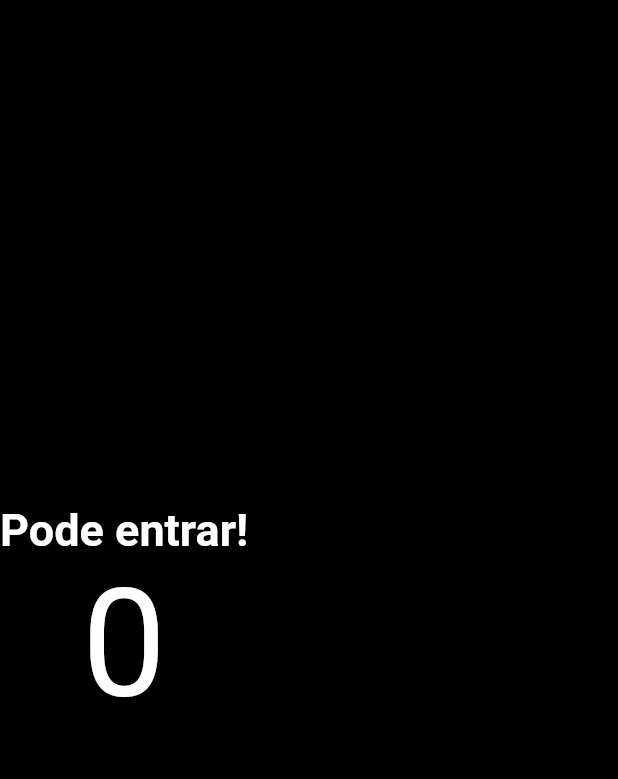
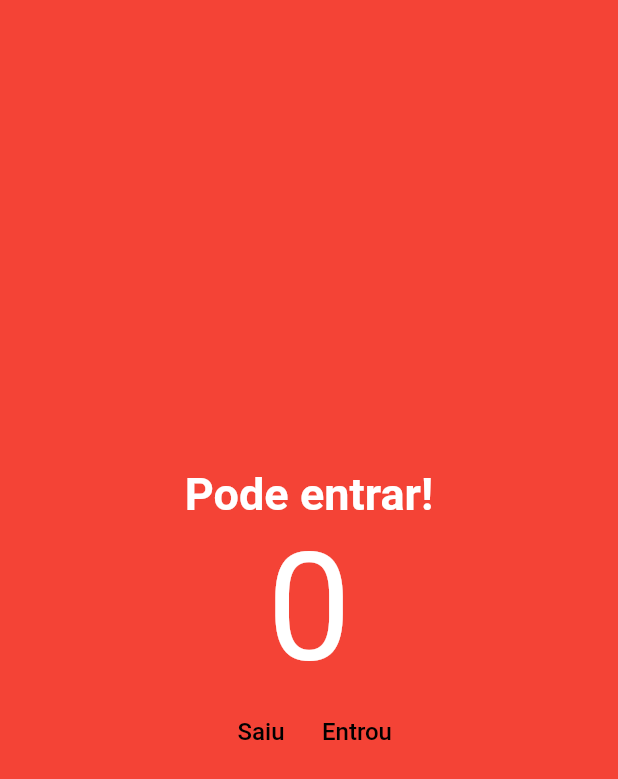
Before and after one commit to fabiof2x/contador-pessoas, a Flutter app: the screen it shows after launch, on a phone screen of 412 x 824 dp. Shown: the top 779 px of the screen. Run offline on Flutter 3.47's test engine with Material 2 defaults, Android fonts, the phone set to English and light mode, and no system bars.

Commit message:
Botão, Linha

```diff
--- a/lib/main.dart
+++ b/lib/main.dart
@@ -18,14 +18,22 @@ class MyApp extends StatelessWidget {
 class HomePage extends StatelessWidget {
   const HomePage({Key? key}) : super(key: key);
 
+  void decrement() {
+    print('Decrement');
+  }
+
+  void increment() {
+    print('Increment');
+  }
+
   @override
   Widget build(BuildContext context) {
     return Scaffold(
-      backgroundColor: Colors.black,
+      backgroundColor: Colors.red,
       body: Column(
         mainAxisAlignment: MainAxisAlignment.center,
-        children: const [
-          Text(
+        children: [
+          const Text(
             'Pode entrar!',
             style: TextStyle(
               fontSize: 30,
@@ -33,13 +41,38 @@ class HomePage extends StatelessWidget {
               fontWeight: FontWeight.w700,
             ),
           ),
-          Text(
+          const Text(
             '0',
             style: TextStyle(
               fontSize: 100,
               color: Colors.white,
             ),
           ),
+          Row(
+            mainAxisAlignment: MainAxisAlignment.center,
+            children: [
+              TextButton(
+                onPressed: decrement,
+                child: Text(
+                  'Saiu',
+                  style: TextStyle(
+                    color: Colors.black,
+                    fontSize: 16,
+                  ),
+                ),
+              ),
+              TextButton(
+                onPressed: increment,
+                child: Text(
+                  'Entrou',
+                  style: TextStyle(
+                    color: Colors.black,
+                    fontSize: 16,
+                  ),
+                ),
+              ),
+            ],
+          ),
         ],
       ),
     );
```
